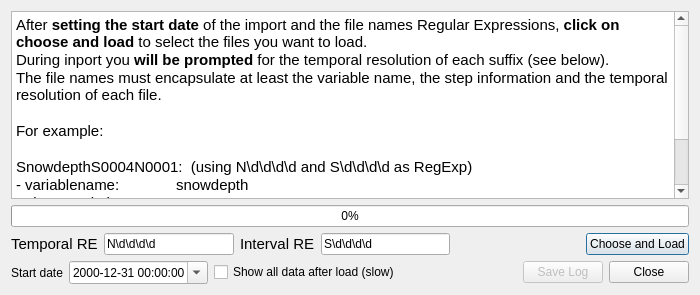
This is ui_temporalrasterloaderdialog.ui in mbernasocchi/multiview as Qt 5 draws it before an edit. The edited form follows.
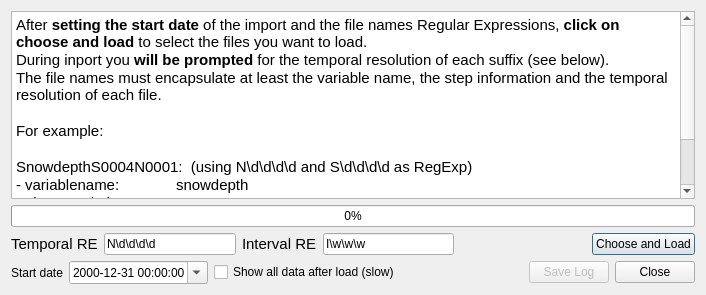
This is the edited form. Icons and pictures are not drawn.

```diff
--- a/ui_temporalrasterloaderdialog.ui
+++ b/ui_temporalrasterloaderdialog.ui
@@ -6,7 +6,7 @@
    <rect>
     <x>0</x>
     <y>0</y>
-    <width>700</width>
+    <width>706</width>
     <height>295</height>
    </rect>
   </property>
@@ -85,7 +85,7 @@
        <item>
         <widget class="QLineEdit" name="intervalRegEx">
          <property name="text">
-          <string>S\d\d\d\d</string>
+          <string>I\w\w\w</string>
          </property>
         </widget>
        </item>
```
